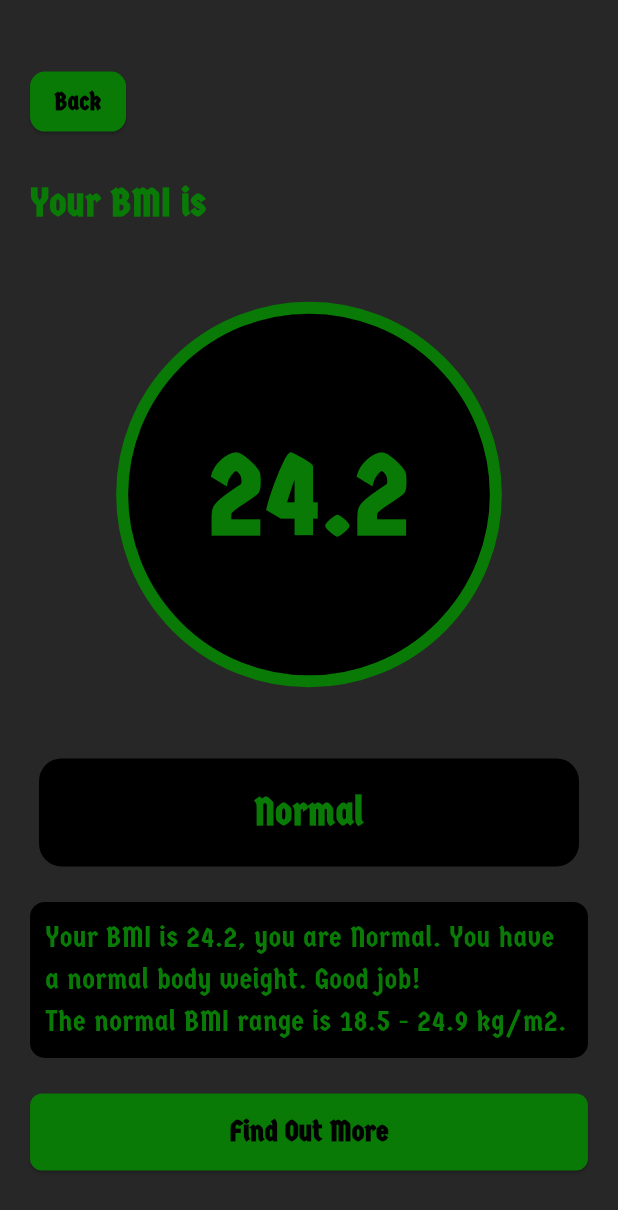
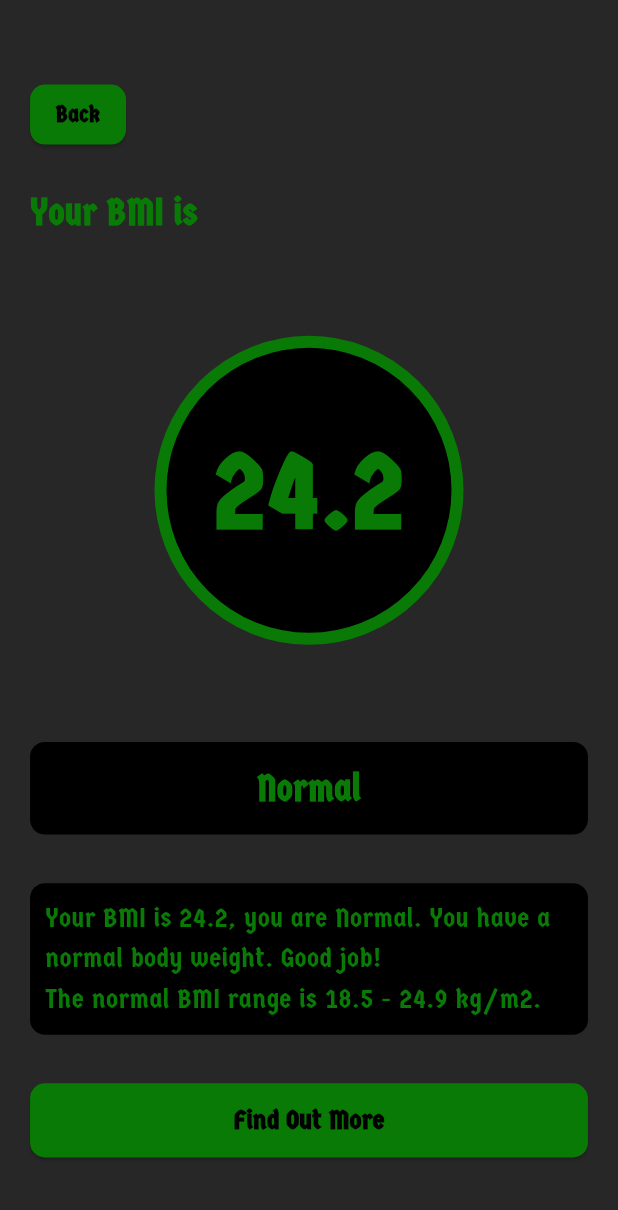
Before and after one commit to MAHMOUDELSAYED7/Body-Metrics, a Flutter app: the screen it shows after launch, after a tap on the "add" icon, after a tap on the "remove" icon, after a tap on "Lets Go", on a phone screen of 412 x 824 dp. Shown: the top 1210 px of the screen. Run offline on Flutter 3.47's test engine with Material 3 defaults, Android fonts, the phone set to English and light mode, and no system bars; our stand-ins replace flutter_riverpod, flutter_screenutil; missing offline and left inert: slide_switcher, vertical_weight_slider.

Commit message:
make the app responsive, refactor result screen, and weight slider.

```diff
--- /dev/null
+++ b/lib/helper/screen_size.dart
@@ -0,0 +1,36 @@
+import 'package:flutter/material.dart';
+
+class ScreenSize {
+  static late double width;
+  static late double height;
+  static late double defaultSize;
+  static late Orientation orientation;
+
+  static void init(BuildContext context) {
+    width = MediaQuery.of(context).size.width;
+    height = MediaQuery.of(context).size.height;
+    orientation = MediaQuery.of(context).orientation;
+
+    defaultSize =
+        orientation == Orientation.landscape
+        ? width * .024
+        : height * .024;
+  }
+
+  // static double sizeFor(double size) {
+  //   return height * size / 600;
+  // }
+
+  // static double heightFor(double height) {
+  //   return height * height / 100;
+  // }
+
+  // static double widthFor(double width) {
+  //   return width * width / 100;
+  // }
+}
+
+// extension ResponsiveExtensions on num {
+//   double get w => ScreenSize.width * this / 100;
+//   double get h => ScreenSize.height * this / 100;
+// }
--- a/lib/main.dart
+++ b/lib/main.dart
@@ -1,8 +1,10 @@
 import 'package:bmi_calculator/constant/string.dart';
 import 'package:bmi_calculator/helper/app_router.dart';
+import 'package:bmi_calculator/helper/screen_size.dart';
 import 'package:flutter/material.dart';
 import 'package:flutter_riverpod/flutter_riverpod.dart';
 import 'package:flutter_screenutil/flutter_screenutil.dart';
+
 void main() {
   runApp(const ProviderScope(child: MyApp()));
 }
@@ -12,6 +14,7 @@ class MyApp extends StatelessWidget {
 
   @override
   Widget build(BuildContext context) {
+    ScreenSize.init(context);
     return ScreenUtilInit(
       designSize: const Size(411.4, 867.4),
       minTextAdapt: true,
--- a/lib/view/operation.dart
+++ b/lib/view/operation.dart
@@ -9,6 +9,7 @@ import '../widgets/counter_card.dart';
 import '../widgets/custom_button.dart';
 import '../widgets/custom_slider.dart';
 import '../widgets/gender_card.dart';
+import '../widgets/weight_slider.dart';
 
 class OperationScreen extends ConsumerWidget {
   const OperationScreen({super.key});
@@ -22,13 +23,14 @@ class OperationScreen extends ConsumerWidget {
         child: Column(
           children: [
             const Spacer(flex: 2),
-            const Align(
-              alignment: Alignment.centerLeft,
-              child: CustomText(
+            const Row(
+              children: [
+                CustomText(
                   "Welcome",
                   fontSize: 15,
                   color: MyColors.green,
                 ),
+              ],
             ),
             const Align(
               alignment: Alignment.centerLeft,
@@ -41,9 +43,9 @@ class OperationScreen extends ConsumerWidget {
             ),
             const Spacer(),
             _buildGenderCard(ref),
-            SizedBox(height: 15.w),
+            SizedBox(height: 15.h),
             _buildSliderCard(ref),
-            SizedBox(height: 15.w),
+            SizedBox(height: 15.h),
             _buildCounterCard(ref),
             const Spacer(flex: 2),
             CustomButton(
@@ -61,9 +63,15 @@ class OperationScreen extends ConsumerWidget {
   }
 
   Widget _buildGenderCard(WidgetRef ref) {
-    return GenderSlider(
+    return Row(
+      children: [
+        Expanded(
+          child: GenderSlider(
             switcherIndex1: ref.watch(bmiProvider).switcherIndex1,
             onSelect: ref.read(bmiProvider).onGenderSelect,
+          ),
+        ),
+      ],
     );
   }
 
--- a/lib/view/result.dart
+++ b/lib/view/result.dart
@@ -1,3 +1,4 @@
+import 'package:bmi_calculator/helper/screen_size.dart';
 import 'package:bmi_calculator/logic/riverpod_model.dart';
 import 'package:bmi_calculator/widgets/custom_button.dart';
 import 'package:bmi_calculator/widgets/custom_text.dart';
@@ -11,22 +12,23 @@ class ResultScreen extends ConsumerWidget {
 
   @override
   Widget build(BuildContext context, WidgetRef ref) {
-    final result = ref.watch(bmiProvider).result.toStringAsFixed(1);
-    final color = ref.watch(bmiProvider).resultColor;
-    final title = ref.watch(bmiProvider).resultTitle;
-    final message = ref.watch(bmiProvider).resultMessage;
+    final bmi = ref.watch(bmiProvider);
+    final result = bmi.result.toStringAsFixed(1);
+    final color = bmi.resultColor;
+    final title = bmi.resultTitle;
+    final message = bmi.resultMessage;
     return Scaffold(
       backgroundColor: MyColors.silver,
       body: Padding(
-        padding: EdgeInsets.all(20.0.w),
+        padding: EdgeInsets.all(20.w),
         child: Column(
           children: [
             const Spacer(),
             Align(
               alignment: Alignment.centerLeft,
-              child: _buildBackButton(context, ref),
+              child: _buildBackButton(context, ref, color),
             ),
-            SizedBox(height: 25.w),
+            SizedBox(height: 25.h),
             Align(
               alignment: Alignment.centerLeft,
               child: CustomText(
@@ -37,52 +39,11 @@ class ResultScreen extends ConsumerWidget {
               ),
             ),
             const Spacer(flex: 2),
-            Container(
-              alignment: Alignment.center,
-              decoration: BoxDecoration(
-                color: MyColors.black,
-                shape: BoxShape.circle,
-                border: Border.all(
-                  color: color!,
-                  width: 8.w,
-                ),
-              ),
-              height: ScreenUtil.defaultSize.width / 1.4,
-              child: CustomText(
-                result,
-                color: color,
-                fontSize: 72,
-                fontWeight: FontWeight.w600,
-              ),
-            ),
+            _buildResultValue(context, ref, result, color),
             const Spacer(flex: 2),
-            Container(
-              height: ScreenUtil.defaultSize.width / 5,
-              width: ScreenUtil.defaultSize.width,
-              alignment: Alignment.center,
-              decoration: BoxDecoration(
-                color: MyColors.black,
-                borderRadius: BorderRadius.circular(15.w),
-              ),
-              child: CustomText(
-                title,
-                fontSize: 24,
-                color: color,
-                fontWeight: FontWeight.w600,
-              ),
-            ),
+            _buildResultTitle(context, ref, title, color),
             const Spacer(),
-            Container(
-              padding: EdgeInsets.all(10.w),
-              decoration: BoxDecoration(
-                  color: MyColors.black,
-                  borderRadius: BorderRadius.circular(10.w)),
-              child: CustomText(
-                "Your BMI is $result, you are $title. $message\nThe normal BMI range is 18.5 - 24.9 kg/m2.",
-                color: color,
-                fontSize: 18,
-              ),
-            ),
+            _buildResultMessage(context, ref, result, title, message, color),
             const Spacer(),
             CustomButton(
               color: color,
@@ -96,13 +57,13 @@ class ResultScreen extends ConsumerWidget {
     );
   }
 
-  Widget _buildBackButton(BuildContext context, WidgetRef ref) {
+  Widget _buildBackButton(BuildContext context, WidgetRef ref, Color? color) {
     return ElevatedButton(
       style: ElevatedButton.styleFrom(
-          backgroundColor: ref.watch(bmiProvider).resultColor,
+          backgroundColor: color,
           padding: EdgeInsets.zero,
           shape: RoundedRectangleBorder(
-            borderRadius: BorderRadius.circular(10.w),
+            borderRadius: BorderRadius.circular(10.dm),
           )),
       child: const CustomText(
         'Back',
@@ -113,4 +74,60 @@ class ResultScreen extends ConsumerWidget {
       onPressed: () => Navigator.pop(context),
     );
   }
+
+  Widget _buildResultValue(
+      BuildContext context, WidgetRef ref, String result, Color? color) {
+    return Container(
+      alignment: Alignment.center,
+      decoration: BoxDecoration(
+        color: MyColors.black,
+        shape: BoxShape.circle,
+        border: Border.all(
+          color: color!,
+          width: 8.w,
+        ),
+      ),
+      height: ScreenSize.width / 2,
+      child: CustomText(
+        result,
+        color: color,
+        fontSize: 72,
+        fontWeight: FontWeight.w600,
+      ),
+    );
+  }
+
+  Widget _buildResultTitle(
+      BuildContext context, WidgetRef ref, String title, Color? color) {
+    return Container(
+      height: ScreenSize.height * 0.075,
+      width: ScreenSize.width,
+      alignment: Alignment.center,
+      decoration: BoxDecoration(
+        color: MyColors.black,
+        borderRadius: BorderRadius.circular(10.dm),
+      ),
+      child: CustomText(
+        title,
+        fontSize: 24,
+        color: color,
+        fontWeight: FontWeight.w600,
+      ),
+    );
+  }
+
+  Widget _buildResultMessage(BuildContext context, WidgetRef ref, String result,
+      String title, String message, Color? color) {
+    return Container(
+      width: ScreenSize.width,
+      padding: EdgeInsets.all(10.w),
+      decoration: BoxDecoration(
+          color: MyColors.black, borderRadius: BorderRadius.circular(10.dm)),
+      child: CustomText(
+        "Your BMI is $result, you are $title. $message\nThe normal BMI range is 18.5 - 24.9 kg/m2.",
+        color: color,
+        fontSize: 18,
+      ),
+    );
+  }
 }
--- a/lib/widgets/color_switch.dart
+++ b/lib/widgets/color_switch.dart
@@ -12,7 +12,7 @@ class ColorModeSwitch extends StatelessWidget {
   @override
   Widget build(BuildContext context) {
     return Container(
-      height: 37.w,
+      height: 37.h,
       width: 101.w,
       decoration: BoxDecoration(
           color: MyColors.white, borderRadius: BorderRadius.circular(10.w)),
--- a/lib/widgets/counter_card.dart
+++ b/lib/widgets/counter_card.dart
@@ -1,3 +1,4 @@
+import 'package:bmi_calculator/helper/screen_size.dart';
 import 'package:flutter/material.dart';
 import 'package:flutter_screenutil/flutter_screenutil.dart';
 import 'package:vertical_weight_slider/vertical_weight_slider.dart';
@@ -16,9 +17,9 @@ class MyCounter extends StatelessWidget {
   @override
   Widget build(BuildContext context) {
     return Container(
-      height: ScreenUtil.defaultSize.width / 1.4,
+      height: ScreenSize.height / 3.4,
       decoration: BoxDecoration(
-          color: MyColors.black, borderRadius: BorderRadius.circular(15)),
+          color: MyColors.black, borderRadius: BorderRadius.circular(15.dm)),
       child: Column(
         mainAxisAlignment: MainAxisAlignment.center,
         children: [
@@ -30,11 +31,11 @@ class MyCounter extends StatelessWidget {
           ),
           SizedBox(height: 8.w),
           Container(
-            padding: EdgeInsets.symmetric(vertical: 5.w),
+            padding: EdgeInsets.symmetric(vertical: 5.h),
             alignment: Alignment.center,
             decoration: BoxDecoration(
                 color: MyColors.green,
-                borderRadius: BorderRadius.circular(10.w)),
+                borderRadius: BorderRadius.circular(10.dm)),
             child: CustomText(
               counter.toString(),
               fontSize: 28,
@@ -44,7 +45,7 @@ class MyCounter extends StatelessWidget {
           ),
           const Spacer(),
           Padding(
-            padding: EdgeInsets.only(bottom: 20.w, left: 15.w, right: 15.w),
+            padding: EdgeInsets.only(bottom: 20.h, left: 15.w, right: 15.w),
             child: Row(
                 mainAxisAlignment: MainAxisAlignment.spaceAround,
                 children: [
@@ -55,7 +56,7 @@ class MyCounter extends StatelessWidget {
                       onPressed: incrementMethod,
                       child: Icon(
                         Icons.add,
-                        size: 40.w,
+                        size: 40.r,
                         color: MyColors.black,
                       )),
                   FloatingActionButton(
@@ -65,7 +66,7 @@ class MyCounter extends StatelessWidget {
                       onPressed: decrementMethod,
                       child: Icon(
                         Icons.remove,
-                        size: 40.w,
+                        size: 40.r,
                         color: MyColors.black,
                       )),
                 ]),
@@ -75,95 +76,3 @@ class MyCounter extends StatelessWidget {
     );
   }
 }
-
-class WeightSlider extends StatefulWidget {
-  const WeightSlider(
-      {super.key, required this.weight, required this.onChanged});
-  final double weight;
-  final void Function(double) onChanged;
-  @override
-  WeightSliderState createState() => WeightSliderState();
-}
-
-class WeightSliderState extends State<WeightSlider> {
-  WeightSliderController? _controller;
-
-  @override
-  void initState() {
-    super.initState();
-    _controller = WeightSliderController(
-        initialWeight: widget.weight, minWeight: 0, interval: 0.05);
-  }
-
-  @override
-  void dispose() {
-    _controller?.dispose();
-    super.dispose();
-  }
-
-  @override
-  Widget build(BuildContext context) {
-    return Container(
-      height: ScreenUtil.defaultSize.width / 1.4,
-      decoration: BoxDecoration(
-          color: MyColors.black, borderRadius: BorderRadius.circular(15)),
-      child: Column(
-        children: [
-          const CustomText(
-            "Weight",
-            fontSize: 22,
-            fontWeight: FontWeight.w500,
-            color: MyColors.green,
-          ),
-          SizedBox(height: 8.w),
-          Container(
-              padding: EdgeInsets.symmetric(vertical: 5.w),
-              alignment: Alignment.center,
-              decoration: BoxDecoration(
-                  color: MyColors.green,
-                  borderRadius: BorderRadius.circular(10.w)),
-              child: Row(
-                mainAxisAlignment: MainAxisAlignment.center,
-                crossAxisAlignment: CrossAxisAlignment.end,
-                children: [
-                  const Spacer(flex: 3),
-                  CustomText(
-                    widget.weight.toStringAsFixed(1),
-                    color: MyColors.black,
-                    fontSize: 28,
-                    fontWeight: FontWeight.w600,
-                  ),
-                  SizedBox(width: 5.w),
-                  const CustomText(
-                    "kg",
-                    color: MyColors.black,
-                    fontSize: 14,
-                    fontWeight: FontWeight.w600,
-                  ),
-                  const Spacer(flex: 2),
-                ],
-              )),
-          Expanded(
-            child: VerticalWeightSlider(
-              controller: _controller!,
-              decoration: PointerDecoration(
-                width: 130.0.w,
-                height: 5.0.w,
-                largeColor: MyColors.green,
-                mediumColor: MyColors.white,
-                smallColor: MyColors.grey,
-                gap: 30.0.w,
-              ),
-              onChanged: widget.onChanged,
-              indicator: Container(
-                height: 5.0.w,
-                alignment: Alignment.centerLeft,
-                color: Colors.red.shade900,
-              ),
-            ),
-          ),
-        ],
-      ),
-    );
-  }
-}
--- a/lib/widgets/custom_button.dart
+++ b/lib/widgets/custom_button.dart
@@ -1,6 +1,6 @@
+import 'package:bmi_calculator/helper/screen_size.dart';
 import 'package:flutter/material.dart';
 import 'package:flutter_screenutil/flutter_screenutil.dart';
-
 import '../constant/color.dart';
 import 'custom_text.dart';
 
@@ -29,9 +29,9 @@ class CustomButton extends StatelessWidget {
         style: ElevatedButton.styleFrom(
             foregroundColor: MyColors.white,
             shape: RoundedRectangleBorder(
-                borderRadius: BorderRadius.circular(borderRadius ?? 8)),
+                borderRadius: BorderRadius.circular(borderRadius ?? 10.dm)),
             backgroundColor: color ?? MyColors.green,
-            fixedSize: Size(width ?? double.maxFinite, height ?? 54.h)),
+            fixedSize: Size(ScreenSize.width, ScreenSize.width * 0.12)),
         onPressed: onPressed,
         child: widget ??
             CustomText(
--- a/lib/widgets/custom_slider.dart
+++ b/lib/widgets/custom_slider.dart
@@ -2,6 +2,7 @@ import 'package:bmi_calculator/widgets/custom_text.dart';
 import 'package:flutter/material.dart';
 import 'package:flutter_screenutil/flutter_screenutil.dart';
 import '../constant/color.dart';
+import '../helper/screen_size.dart';
 
 class MySlider extends StatelessWidget {
   const MySlider({super.key, required this.value, this.onChanged});
@@ -10,9 +11,9 @@ class MySlider extends StatelessWidget {
   @override
   Widget build(BuildContext context) {
     return Container(
-      height: ScreenUtil.defaultSize.width / 2,
+      height: ScreenSize.height / 4.6,
       decoration: BoxDecoration(
-          color: MyColors.black, borderRadius: BorderRadius.circular(15)),
+          color: MyColors.black, borderRadius: BorderRadius.circular(15.dm)),
       child: Column(
         children: [
           const CustomText(
@@ -21,13 +22,13 @@ class MySlider extends StatelessWidget {
             fontWeight: FontWeight.w500,
             color: MyColors.green,
           ),
-          SizedBox(height: 8.w),
+          SizedBox(height: 8.h),
           Container(
-            padding: EdgeInsets.symmetric(vertical: 5.w),
+            padding: EdgeInsets.symmetric(vertical: 5.h),
             alignment: Alignment.center,
             decoration: BoxDecoration(
                 color: MyColors.green,
-                borderRadius: BorderRadius.circular(10.w)),
+                borderRadius: BorderRadius.circular(10.dm)),
             child: Row(
               mainAxisAlignment: MainAxisAlignment.center,
               crossAxisAlignment: CrossAxisAlignment.end,
@@ -52,7 +53,7 @@ class MySlider extends StatelessWidget {
           SliderTheme(
             data: SliderThemeData(
               trackHeight: 10.w,
-              thumbShape: RoundSliderThumbShape(enabledThumbRadius: 12.w),
+              thumbShape: RoundSliderThumbShape(enabledThumbRadius: 12.dm),
             ),
             child: Slider(
               inactiveColor: MyColors.silver,
--- a/lib/widgets/custom_text.dart
+++ b/lib/widgets/custom_text.dart
@@ -1,5 +1,6 @@
 import 'package:bmi_calculator/constant/string.dart';
 import 'package:flutter/material.dart';
+import 'package:flutter_screenutil/flutter_screenutil.dart';
 
 class CustomText extends StatelessWidget {
   final String text;
@@ -26,7 +27,7 @@ class CustomText extends StatelessWidget {
   @override
   Widget build(BuildContext context) {
     final screenWidth = MediaQuery.of(context).size.width;
-    final scaleFactor = screenWidth / 380;
+    final scaleFactor = screenWidth / 400;
     final adjustedFontSize = fontSize * scaleFactor;
 
     return Text(
--- a/lib/widgets/gender_card.dart
+++ b/lib/widgets/gender_card.dart
@@ -1,8 +1,10 @@
+import 'package:bmi_calculator/helper/screen_size.dart';
 import 'package:flutter/material.dart';
 import 'package:flutter_screenutil/flutter_screenutil.dart';
 import 'package:slide_switcher/slide_switcher.dart';
 import '../constant/color.dart';
 import 'custom_text.dart';
+
 class GenderSlider extends StatelessWidget {
   const GenderSlider(
       {super.key, required this.switcherIndex1, required this.onSelect});
@@ -13,10 +15,10 @@ class GenderSlider extends StatelessWidget {
     return SlideSwitcher(
       containerColor: MyColors.black,
       slidersColors: const [MyColors.green],
-      containerBorderRadius: 10.w,
+      containerBorderRadius: 10.dm,
       onSelect: onSelect,
-      containerHeight: ScreenUtil.defaultSize.width / 5,
-      containerWight: ScreenUtil.defaultSize.width,
+      containerHeight: ScreenSize.width / 6,
+      containerWight: ScreenSize.width - 40.w,
       children: [
         buildGenderNameAndicon("Male", Icons.male, switcherIndex1),
         buildGenderNameAndicon("Female", Icons.female, switcherIndex1),
@@ -31,7 +33,7 @@ class GenderSlider extends StatelessWidget {
         const Spacer(flex: 2),
         Icon(
           iconData,
-          size: 40.w,
+          size: 40.spMax,
           color: title == "Male" && switcherIndex1 == 0
               ? MyColors.black
               : switcherIndex1 == 1 && title == "Female"
--- a/lib/widgets/loading_indicator.dart
+++ b/lib/widgets/loading_indicator.dart
@@ -1,18 +1,18 @@
 import 'package:bmi_calculator/constant/color.dart';
 import 'package:flutter/material.dart';
-import 'package:flutter_screenutil/flutter_screenutil.dart';
+
 
 class MyLoadingIndicator extends StatelessWidget {
   const MyLoadingIndicator({super.key});
 
   @override
   Widget build(BuildContext context) {
-    return Center(
+    return const Center(
       child: CircularProgressIndicator(
         color: MyColors.green,
         strokeCap: StrokeCap.round,
-        strokeWidth: 10.w,
-        strokeAlign: 3.w,
+        strokeWidth: 10,
+        strokeAlign: 3,
       ),
     );
   }
--- /dev/null
+++ b/lib/widgets/weight_slider.dart
@@ -0,0 +1,99 @@
+import 'package:flutter/material.dart';
+import 'package:flutter_screenutil/flutter_screenutil.dart';
+import 'package:vertical_weight_slider/vertical_weight_slider.dart';
+
+import '../constant/color.dart';
+import '../helper/screen_size.dart';
+import 'custom_text.dart';
+
+class WeightSlider extends StatefulWidget {
+  const WeightSlider(
+      {super.key, required this.weight, required this.onChanged});
+  final double weight;
+  final void Function(double) onChanged;
+  @override
+  WeightSliderState createState() => WeightSliderState();
+}
+
+class WeightSliderState extends State<WeightSlider> {
+  WeightSliderController? _controller;
+
+  @override
+  void initState() {
+    super.initState();
+    _controller = WeightSliderController(
+        initialWeight: widget.weight, minWeight: 0, interval: 0.05);
+  }
+
+  @override
+  void dispose() {
+    _controller?.dispose();
+    super.dispose();
+  }
+
+  @override
+  Widget build(BuildContext context) {
+    return Container(
+      height: ScreenSize.height / 3.4,
+      decoration: BoxDecoration(
+          color: MyColors.black, borderRadius: BorderRadius.circular(15.dm)),
+      child: Column(
+        children: [
+          const CustomText(
+            "Weight",
+            fontSize: 22,
+            fontWeight: FontWeight.w500,
+            color: MyColors.green,
+          ),
+          SizedBox(height: 8.h),
+          Container(
+              padding: EdgeInsets.symmetric(vertical: 5.h),
+              alignment: Alignment.center,
+              decoration: BoxDecoration(
+                  color: MyColors.green,
+                  borderRadius: BorderRadius.circular(10.dm)),
+              child: Row(
+                mainAxisAlignment: MainAxisAlignment.center,
+                crossAxisAlignment: CrossAxisAlignment.end,
+                children: [
+                  const Spacer(flex: 3),
+                  CustomText(
+                    widget.weight.toStringAsFixed(1),
+                    color: MyColors.black,
+                    fontSize: 28,
+                    fontWeight: FontWeight.w600,
+                  ),
+                  SizedBox(width: 5.w),
+                  const CustomText(
+                    "kg",
+                    color: MyColors.black,
+                    fontSize: 14,
+                    fontWeight: FontWeight.w600,
+                  ),
+                  const Spacer(flex: 2),
+                ],
+              )),
+          Expanded(
+            child: VerticalWeightSlider(
+              controller: _controller!,
+              decoration: PointerDecoration(
+                width: ScreenSize.width / 3.2,
+                height: 5.0.h,
+                largeColor: MyColors.green,
+                mediumColor: MyColors.white,
+                smallColor: MyColors.grey,
+                gap: 30.0.w,
+              ),
+              onChanged: widget.onChanged,
+              indicator: Container(
+                height: 5.0.h,
+                alignment: Alignment.centerLeft,
+                color: Colors.red.shade900,
+              ),
+            ),
+          ),
+        ],
+      ),
+    );
+  }
+}
--- a/pubspec.yaml
+++ b/pubspec.yaml
@@ -77,8 +77,5 @@ flutter:
     - family: GermaniaOne
       fonts:
         - asset: assets/fonts/GermaniaOne-Regular.ttf
-    - family: RubikScribble
-      fonts:
-        - asset: assets/fonts/RubikScribble-Regular.ttf
   # For details regarding fonts from package dependencies,
   # see https://flutter.dev/custom-fonts/#from-packages
```
Also changed, not shown: assets/fonts/PressStart2P-Regular.ttf (added), assets/fonts/RubikScribble-Regular.ttf (added). Lines whose indentation alone changed are shown as unchanged.
